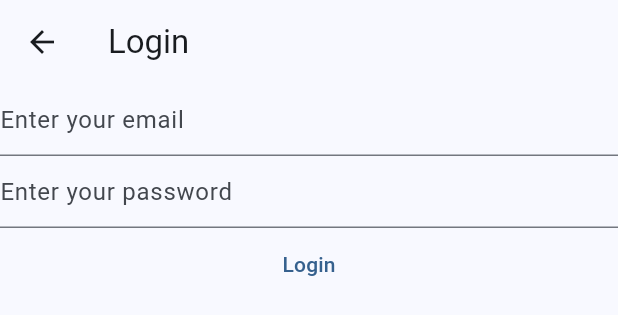
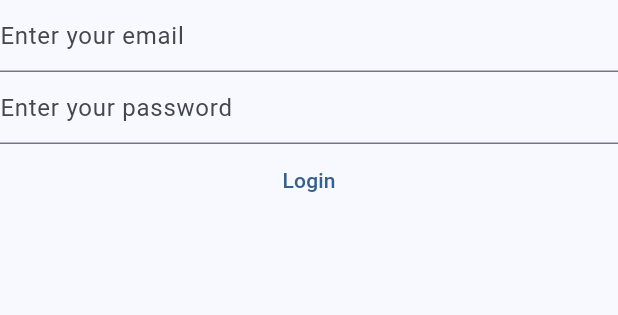
Before and after one commit to Mahendran-Murugan/Notes-App-Flutter, a Flutter app: the LoginView widget shown alone on an empty page, opened directly, on a phone screen of 412 x 824 dp. Shown: the top 315 px of the screen. Run offline on Flutter 3.47's test engine with Material 3 defaults, Android fonts, the phone set to English and light mode, and no system bars; our stand-ins replace firebase_auth, firebase_core; accounts and stored records are empty.

Commit message:
feat: convert scaffold into column for basic navigation

```diff
--- a/lib/views/login_view.dart
+++ b/lib/views/login_view.dart
@@ -1,8 +1,6 @@
 import 'package:firebase_auth/firebase_auth.dart';
-import 'package:firebase_core/firebase_core.dart';
 import 'package:flutter/material.dart';
 import 'dart:developer';
-import 'package:notes/firebase_options.dart';
 
 class LoginView extends StatefulWidget {
   const LoginView({super.key});
@@ -31,17 +29,6 @@ class _LoginViewState extends State<LoginView> {
 
   @override
   Widget build(BuildContext context) {
-    return Scaffold(
-        appBar: AppBar(
-          title: const Text('Login'),
-        ),
-        body: FutureBuilder(
-          future: Firebase.initializeApp(
-            options: DefaultFirebaseOptions.currentPlatform,
-          ),
-          builder: (context, snapshot) {
-            switch (snapshot.connectionState) {
-              case ConnectionState.done:
     return Column(
       children: [
         TextField(
@@ -68,8 +55,7 @@ class _LoginViewState extends State<LoginView> {
             final pass = _email.text;
             try {
               final userCredential = await FirebaseAuth.instance
-                              .signInWithEmailAndPassword(
-                                  email: email, password: pass);
+                  .signInWithEmailAndPassword(email: email, password: pass);
             } on FirebaseAuthException catch (e) {
               if (e.code == 'invalid-credential') {
                 log("User Not Found");
@@ -82,10 +68,5 @@ class _LoginViewState extends State<LoginView> {
         )
       ],
     );
-              default:
-                return const Text("Loading");
-            }
-          },
-        ));
   }
 }
```
Also changed, not shown: lib/main.dart (+10 -24 lines), lib/views/register_view.dart (+2 -18 lines). Lines whose indentation alone changed are shown as unchanged.
